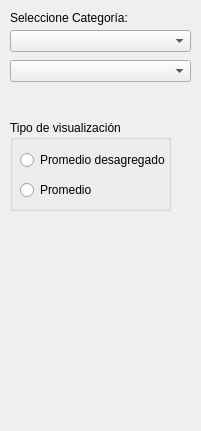
Old version of the form ppcc/sectorweekanalysis.ui in the repository ErnestoVivas/Multiconsult-ppcc.
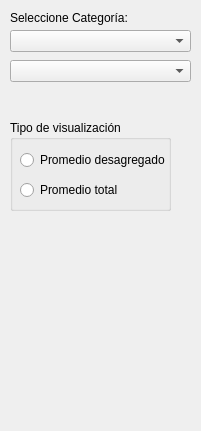
New version of the form.

```diff
--- a/ppcc/sectorweekanalysis.ui
+++ b/ppcc/sectorweekanalysis.ui
@@ -81,7 +81,7 @@
      </rect>
     </property>
     <property name="text">
-     <string>Promedio</string>
+     <string>Promedio total</string>
     </property>
    </widget>
   </widget>
```
